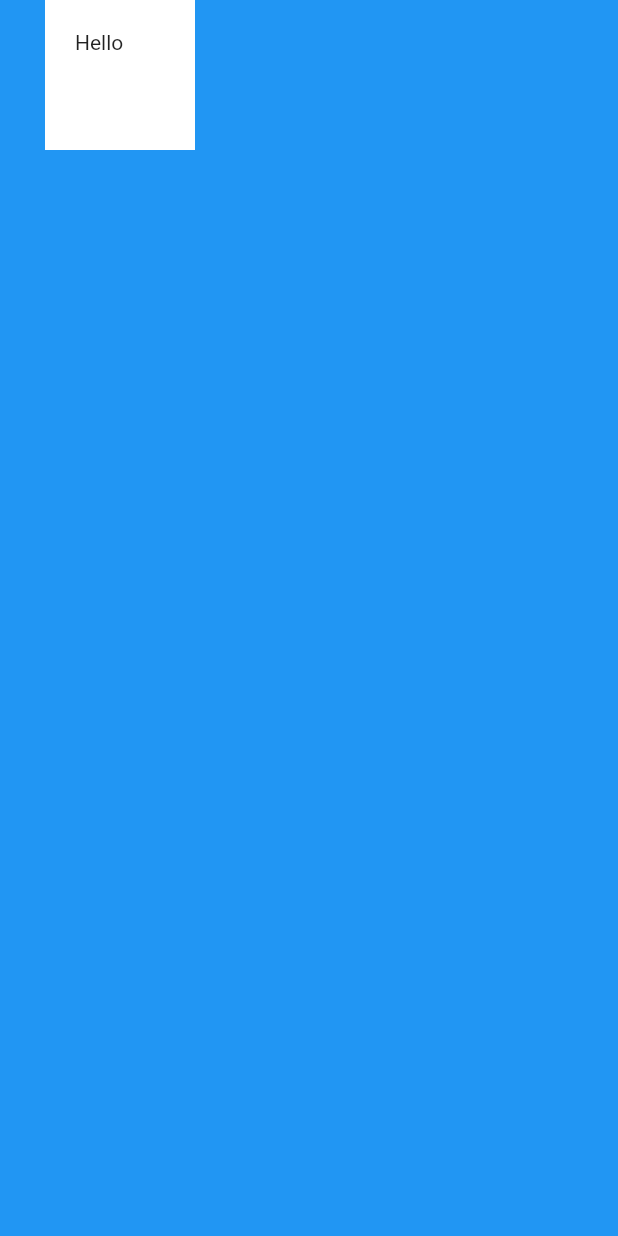
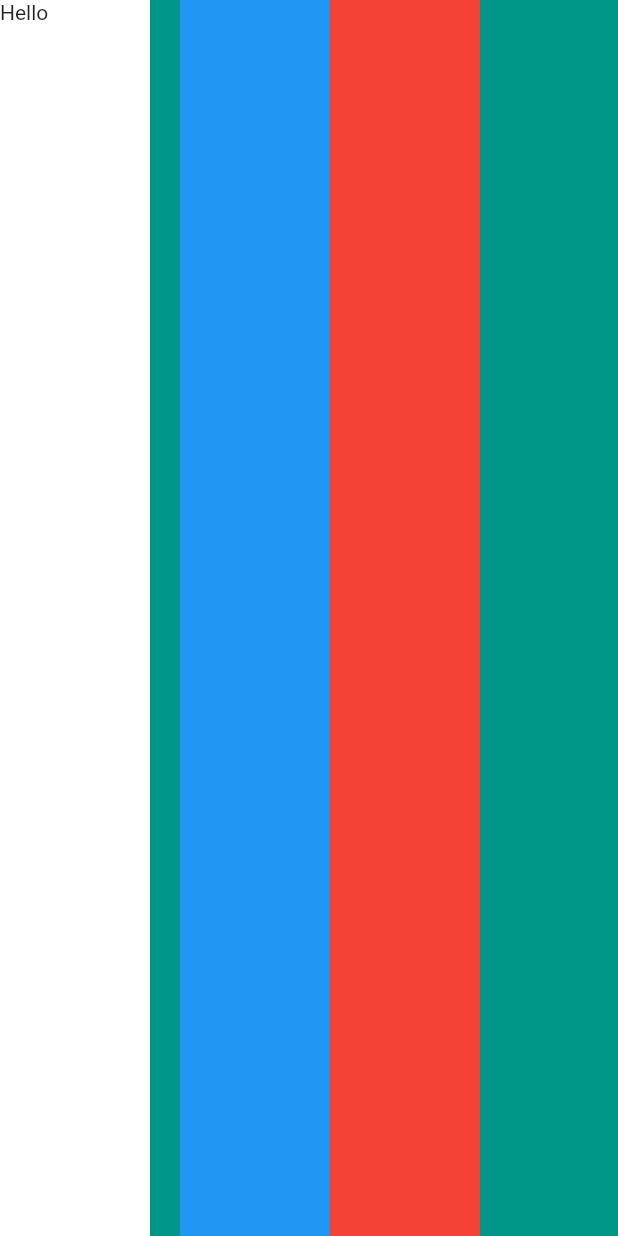
Before and after one commit to jinhlee19/flutter-playground, a Flutter app: the screen it shows after launch, on a phone screen of 412 x 824 dp. Run offline on Flutter 3.47's test engine with Material 2 defaults, Android fonts, the phone set to English and light mode, and no system bars.

Commit message:
Column & Row Widgets for Layout

```diff
--- a/mi_card/lib/main.dart
+++ b/mi_card/lib/main.dart
@@ -9,22 +9,59 @@ class MyApp extends StatelessWidget {
     // stless > build -> rebuild(reload)
     return MaterialApp(
       home: Scaffold(
-        backgroundColor: Colors.blue,
+        backgroundColor: Colors.teal,
         // 상단 스크린바 아래로만 작업할 수 있도록 제한.
         body: SafeArea(
           // 컨테이너에 차일드가 없으면 가능한 최대한 커지지만 차일드 생성 시, 그 사이즈에 맞게 축소된다.
-          child: Container(
-            // single child widget (multi와 구분)
-            height: 100.0,
-            width: 100.0,
-            // margin: EdgeInsets.all(20.0),
-            // margin: EdgeInsets.symmetric(vertical: 50.0, horizontal: 10.0),
-            // margin: EdgeInsets.fromLTRB(30.0, 10.0, 50.0, 20.0),
-            margin: EdgeInsets.only(left: 30.0),
-            padding: EdgeInsets.all(20.0),
-            color: Colors.white,
-            child: Text('Hello'),
-          ),
+          // child: Column(
+          child: Row(
+            // #1
+            // verticalDirection: VerticalDirection.up,
+            // verticalDirection: VerticalDirection.down,
+            // 하단의 필요없는 부분 제외
+            // 위의 방향으로 올라감 -> .down이 default값,
+
+            // #2
+            // mainAxisAlignment: MainAxisAlignment.end,
+            // mainAxisAlignment: MainAxisAlignment.spaceBetween,
+            // mainAxisAlignment: MainAxisAlignment.spaceEvenly,
+            // mainAxisAlignment: MainAxisAlignment.center,
+
+            // #3
+            // crossAxisAlignment: CrossAxisAlignment.end,
+            // 이떄 container가 같은 너비이면 변화x,
+            // 추가 container(widge: double.infinity, height:10.0,),하면 변화를 볼수 있다.
+
+            // #4 전체 너비 변화
+            // 개별 입력 white Container 주석참고
+            crossAxisAlignment: CrossAxisAlignment.stretch,
+
+            children: <Widget>[
+              Container(
+                // single child widget (multi와 구분)
+                color: Colors.white,
+                height: 100,
+                width: 100,
+                // width: double.infinity,
+                child: Text('Hello'),
+              ),
+              SizedBox(
+                height: 20.0,
+                width: 20.0,
+                // Row, CrossAxisAlignment 가 stretch,로 잡힐 경우 무시되고 늘어남..
+              ),
+              Container(
+                width: 100.0,
+                height: 100.0,
+                color: Colors.blue,
+              ),
+              Container(
+                width: 100.0,
+                height: 100.0,
+                color: Colors.red,
+              ),
+            ],
+          ), // column - widget -> list of items
         ),
       ),
     );
```
